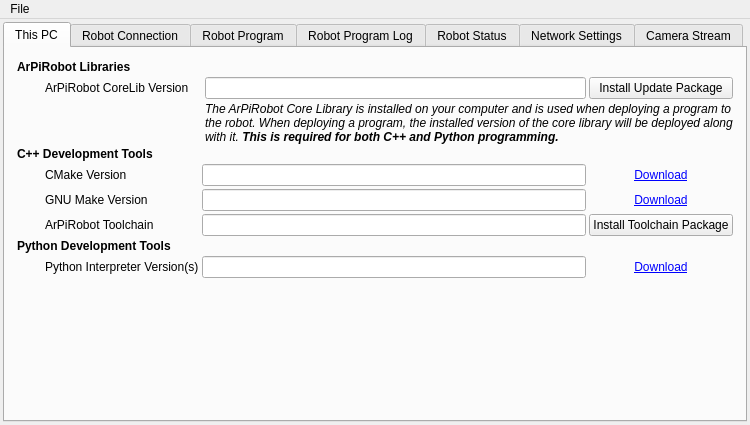
Old version of the form ui/deploy_tool.ui in the repository ArPiRobot/ArPiRobot-DeployTool.
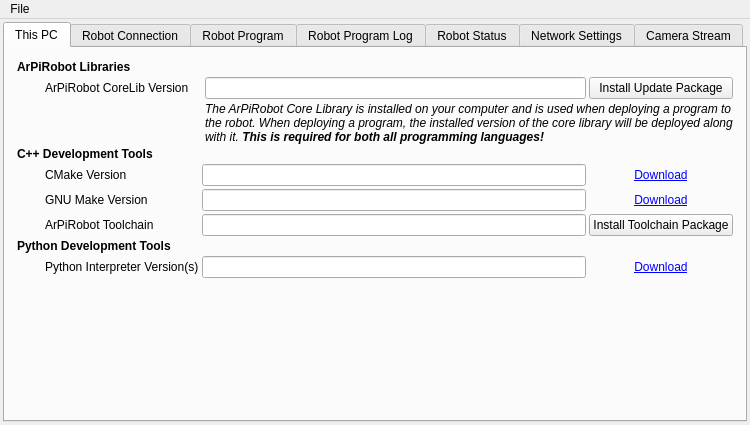
New version of the form. The open tabs and pages were chosen to show the change. Icons and pictures are not drawn.

Commit message: Add toolchain clarifications

What changed in the file:
```diff
--- a/ui/deploy_tool.ui
+++ b/ui/deploy_tool.ui
@@ -173,7 +173,7 @@
            <item row="3" column="3" colspan="2">
             <widget class="QLabel" name="label_6">
              <property name="text">
-              <string>&lt;html&gt;&lt;head/&gt;&lt;body&gt;&lt;p&gt;&lt;span style=&quot; font-style:italic;&quot;&gt;The ArPiRobot Core Library is installed on your computer and is used when deploying a program to the robot. When deploying a program, the installed version of the core library will be deployed along with it. &lt;/span&gt;&lt;span style=&quot; font-weight:700; font-style:italic;&quot;&gt;This is required for both C++ and Python programming.&lt;/span&gt;&lt;/p&gt;&lt;/body&gt;&lt;/html&gt;</string>
+              <string>&lt;html&gt;&lt;head/&gt;&lt;body&gt;&lt;p&gt;&lt;span style=&quot; font-style:italic;&quot;&gt;The ArPiRobot Core Library is installed on your computer and is used when deploying a program to the robot. When deploying a program, the installed version of the core library will be deployed along with it. &lt;/span&gt;&lt;span style=&quot; font-weight:700; font-style:italic;&quot;&gt;This is required for both all programming languages!&lt;/span&gt;&lt;/p&gt;&lt;/body&gt;&lt;/html&gt;</string>
              </property>
              <property name="alignment">
               <set>Qt::AlignLeading|Qt::AlignLeft|Qt::AlignVCenter</set>
```
The commit also changes 1 other file.
